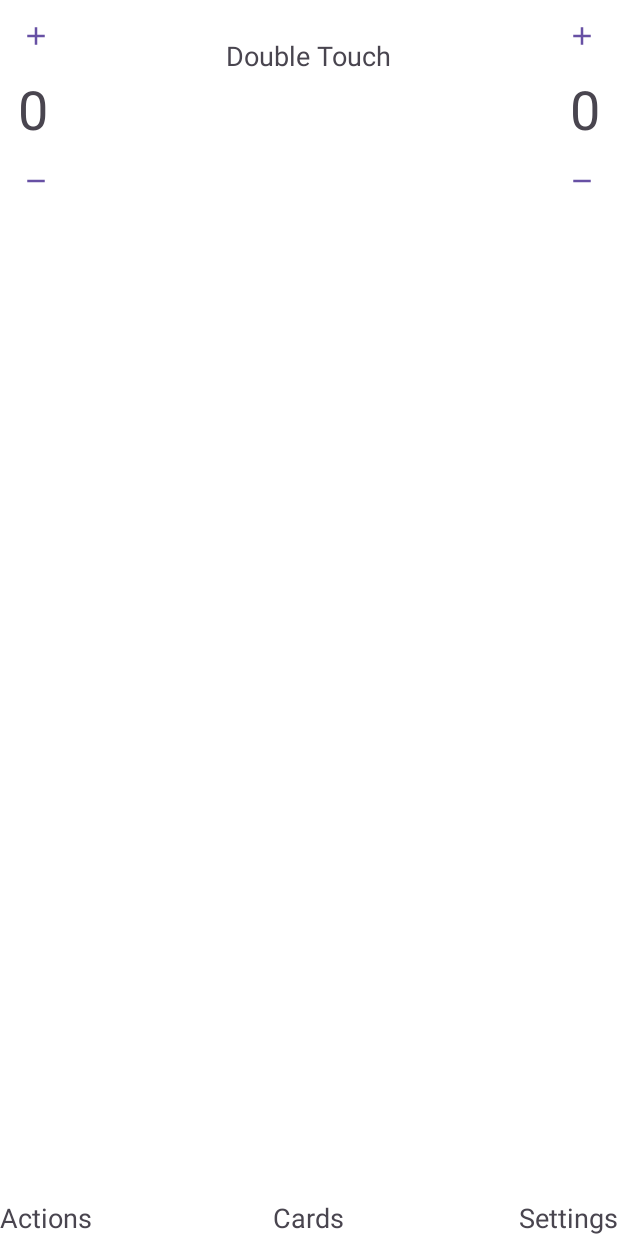
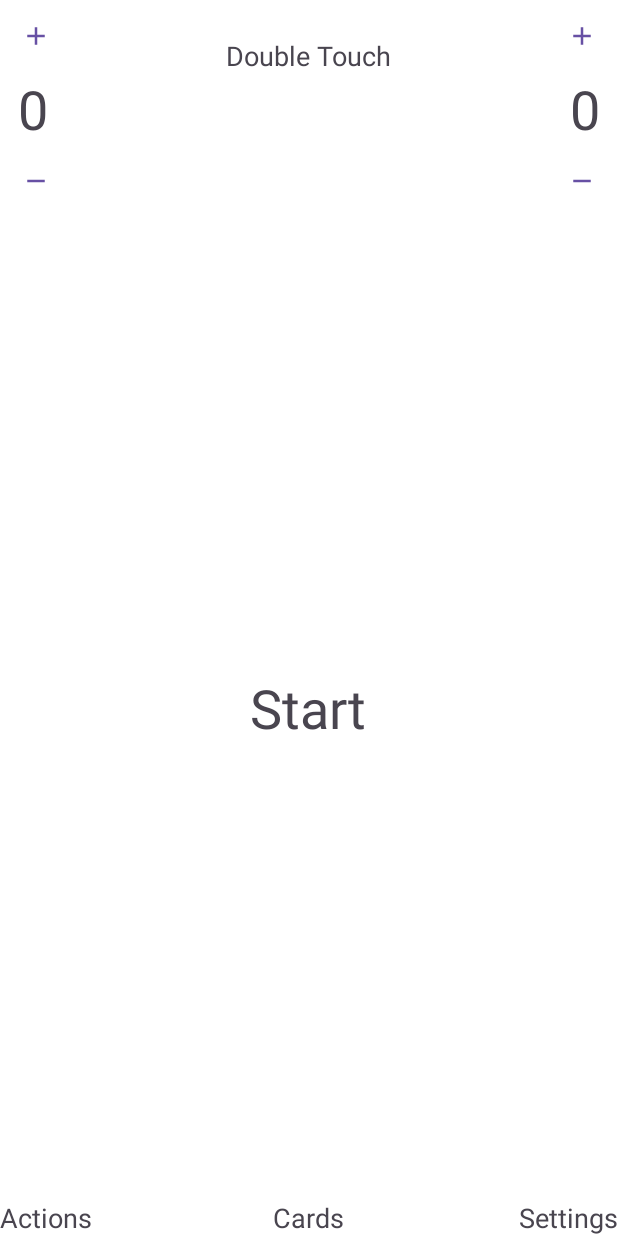
Before and after one commit to SnackKing/FenceAndroid, an Android app: the screen it shows after launch (MainActivity), on a phone screen of 412 x 824 dp. Run offline under Robolectric (Android 15) with nearby library versions, the phone set to English and light mode, and no system bars.

Commit message:
Implement timer with start and stop button

```diff
--- a/app/src/main/java/com/zachallegretti/fenceandroid/Bout.kt
+++ b/app/src/main/java/com/zachallegretti/fenceandroid/Bout.kt
@@ -3,6 +3,7 @@ package com.zachallegretti.fenceandroid
 data class Bout(
     var leftScore: Int = 0,
     var rightScore: Int = 0,
+    var millisRemaining: Long = 0L,
     var boutType: BoutType = BoutType.PRACTICE,
     var finished: Boolean = false
 ) {
--- a/app/src/main/java/com/zachallegretti/fenceandroid/BoutView.kt
+++ b/app/src/main/java/com/zachallegretti/fenceandroid/BoutView.kt
@@ -7,4 +7,8 @@ interface BoutView {
     fun updateRightScore(newScore: Int)
 
     fun updateBoutType(boutType: Bout.BoutType)
+
+    fun updateTimerText(millisRemaining: Long)
+
+    fun updateStartStopText(start: Boolean)
 }
--- a/app/src/main/java/com/zachallegretti/fenceandroid/MainActivity.kt
+++ b/app/src/main/java/com/zachallegretti/fenceandroid/MainActivity.kt
@@ -1,9 +1,13 @@
 package com.zachallegretti.fenceandroid
 
+import android.os.Bundle
+import android.view.MotionEvent.ACTION_DOWN
+import android.view.MotionEvent.ACTION_UP
+import android.widget.Button
+import android.widget.FrameLayout
+import android.widget.TextView
 import androidx.appcompat.app.AppCompatActivity
-import android.os.Bundle
-import android.widget.Button
-import android.widget.TextView
+import java.util.concurrent.TimeUnit
 
 class MainActivity : AppCompatActivity(), BoutView {
 
@@ -18,6 +22,12 @@ class MainActivity : AppCompatActivity(), BoutView {
     private lateinit var rightScoreView: TextView
 
     private lateinit var boutTypeView: TextView
+
+    private lateinit var timer: TextView
+
+    private lateinit var startFrame: FrameLayout
+    private lateinit var startView: TextView
+
     override fun onCreate(savedInstanceState: Bundle?) {
         super.onCreate(savedInstanceState)
         setContentView(R.layout.activity_main)
@@ -32,6 +42,11 @@ class MainActivity : AppCompatActivity(), BoutView {
         rightScoreView = findViewById(R.id.right_score)
 
         boutTypeView = findViewById(R.id.mode_indicator)
+
+        timer = findViewById(R.id.timer)
+
+        startFrame = findViewById(R.id.start_frame)
+        startView = findViewById(R.id.start)
 
         setClickListeners()
 
@@ -53,6 +68,16 @@ class MainActivity : AppCompatActivity(), BoutView {
         rightScoreDecreaseButton.setOnClickListener {
             presenter.decreaseRightScore()
         }
+
+        startFrame.setOnTouchListener { view, motionEvent ->
+            if (motionEvent.action == ACTION_DOWN) {
+                presenter.startTimer()
+
+            } else if (motionEvent.action == ACTION_UP) {
+                presenter.stopTimer()
+            }
+            true
+        }
     }
 
     override fun updateLeftScore(newScore: Int) {
@@ -66,4 +91,22 @@ class MainActivity : AppCompatActivity(), BoutView {
     override fun updateBoutType(boutType: Bout.BoutType) {
         boutTypeView.text = boutType.name
     }
+
+    override fun updateStartStopText(started: Boolean) {
+        if (started) {
+            startView.text = applicationContext.resources.getString(R.string.start)
+        } else {
+            startView.text = applicationContext.resources.getString(R.string.stop)
+        }
+    }
+
+    override fun updateTimerText(millisRemaining: Long) {
+        timer.text = convertMillisToString(millisRemaining)
+    }
+
+    private fun convertMillisToString(millis: Long) = String.format(
+            "%02d:%02d",
+            TimeUnit.MILLISECONDS.toMinutes(millis),
+            TimeUnit.MILLISECONDS.toSeconds(millis) % TimeUnit.MINUTES.toSeconds(1)
+        )
 }
--- a/app/src/main/res/layout/activity_main.xml
+++ b/app/src/main/res/layout/activity_main.xml
@@ -109,12 +109,21 @@
     </TextView>
 
     <FrameLayout
+        android:id="@+id/start_frame"
         android:layout_width="match_parent"
-        android:layout_height="match_parent"
-        app:layout_constraintBottom_toBottomOf="parent"
+        android:layout_height="0dp"
+        app:layout_constraintTop_toBottomOf="@id/score_container"
+        app:layout_constraintBottom_toTopOf="@id/options_menu"
         app:layout_constraintEnd_toEndOf="parent"
-        app:layout_constraintStart_toStartOf="parent"
-        app:layout_constraintTop_toBottomOf="@id/score_container">
+        app:layout_constraintStart_toStartOf="parent">
+
+        <TextView
+            android:id="@+id/start"
+            android:layout_width="wrap_content"
+            android:layout_height="wrap_content"
+            android:layout_gravity="center_horizontal|center_vertical"
+            android:text="@string/start"
+            android:textSize="36sp" />
 
     </FrameLayout>
 
--- a/app/src/main/res/values/strings.xml
+++ b/app/src/main/res/values/strings.xml
@@ -2,4 +2,6 @@
     <string name="app_name">My Application</string>
     <string name="zero">0</string>
     <string name="double_touch">Double Touch</string>
+    <string name="start">Start</string>
+    <string name="stop">Stop</string>
 </resources>
```
Also changed, not shown: app/src/main/java/com/zachallegretti/fenceandroid/MainActivityPresenter.kt (+26 -3 lines).
